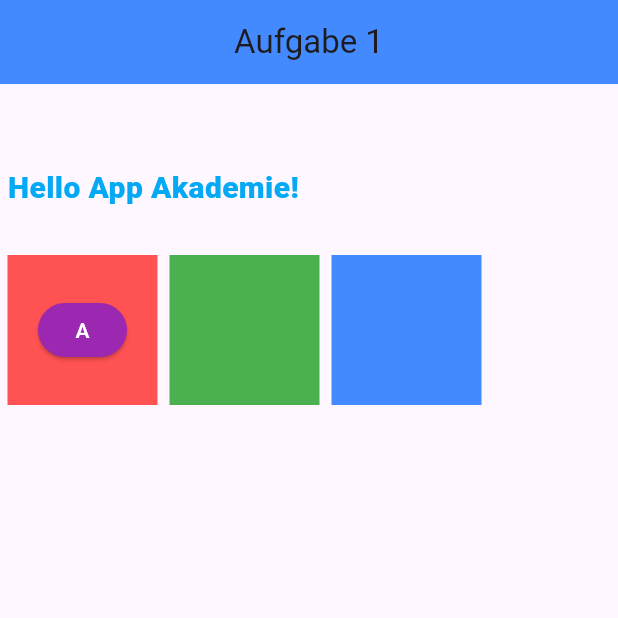
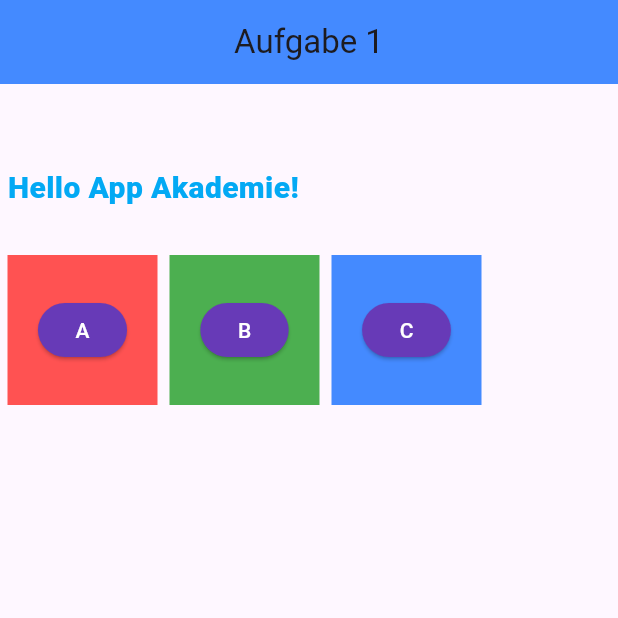
Before and after one commit to Selihei/widget_uebersicht_1, a Flutter app: the screen it shows after launch, on a phone screen of 412 x 824 dp, the top half of it. Run offline on Flutter 3.47's test engine with Material 3 defaults, Android fonts, the phone set to English and light mode, and no system bars.

Commit message:
added buttons

```diff
--- a/lib/main.dart
+++ b/lib/main.dart
@@ -30,7 +30,7 @@ class MainApp extends StatelessWidget {
                   child: Center(
                     child: ElevatedButton(onPressed: () {},
                     style: ElevatedButton.styleFrom(
-                      backgroundColor: Colors.purple,
+                      backgroundColor: Colors.deepPurple,
                       minimumSize: Size(0, 0),
                       padding: EdgeInsets.symmetric(horizontal: 25, vertical: 8),
                     ),
@@ -41,16 +41,35 @@ class MainApp extends StatelessWidget {
                 Container(
                   height: 100,
                   width: 100,
-                  color: Colors.green
+                  color: Colors.green,
+                   child: Center(
+                    child: ElevatedButton(onPressed: () {},
+                    style: ElevatedButton.styleFrom(
+                      backgroundColor: Colors.deepPurple,
+                      minimumSize: Size(0, 0),
+                      padding: EdgeInsets.symmetric(horizontal: 25, vertical: 8),
+                    ),
+                    child: Text("B", style: TextStyle(color: Colors.white),))
+                  ),
                 ),
                 SizedBox(width: 8),
                 Container(
                   height: 100,
                   width: 100,
-                  color: Colors.blueAccent
+                  color: Colors.blueAccent,
+                   child: Center(
+                    child: ElevatedButton(onPressed: () {},
+                    style: ElevatedButton.styleFrom(
+                      backgroundColor: Colors.deepPurple,
+                      minimumSize: Size(0, 0),
+                      padding: EdgeInsets.symmetric(horizontal: 25, vertical: 8),
+                    ),
+                    child: Text("C", style: TextStyle(color: Colors.white),))
+                  ),
                 ),
               ],
-            )
+            ),
+            SizedBox(height: 25,),
           ]
         ),
       ),
```
